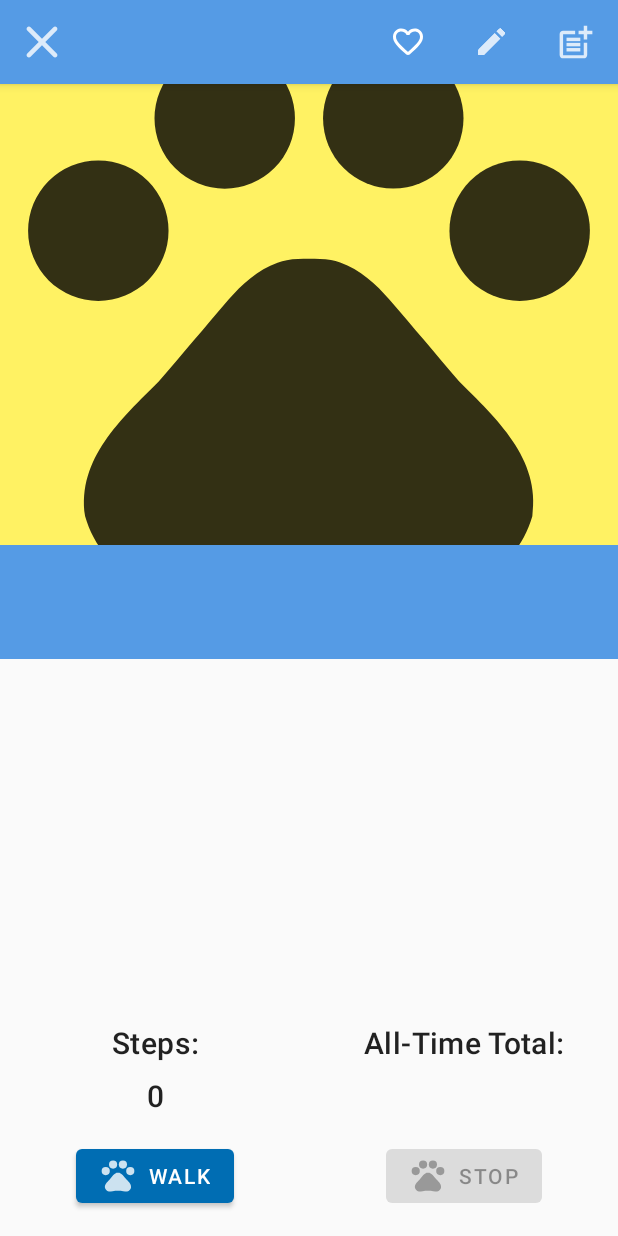
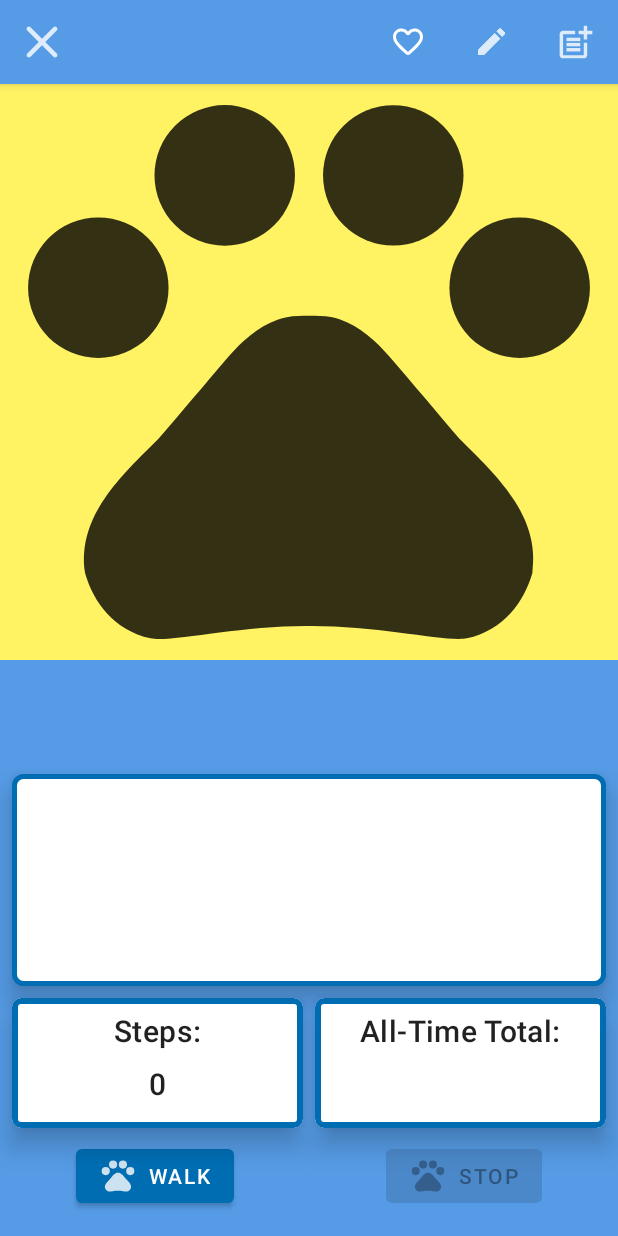
Before and after one commit to T-Rodgers/DoggieSteps, an Android app: the PetDetailsActivity screen opened directly, with no data from a screen before it, on a phone screen of 412 x 824 dp. Run offline under Robolectric (Android 15) with nearby library versions, the phone set to English and light mode, and no system bars; our stand-ins replace ButterKnife, Room's generated code; 13 statements that could not run were skipped.

Commit message:
Modify detail layout, update compile,minSdk,buildtools

```diff
--- /dev/null
+++ b/app/src/main/res/drawable/rounded_border.xml
@@ -0,0 +1,9 @@
+<?xml version="1.0" encoding="utf-8"?>
+<shape xmlns:android="http://schemas.android.com/apk/res/android"
+    android:shape="rectangle">
+    <solid android:color="@android:color/white" />
+    <corners android:radius="6dp" />
+    <stroke
+        android:width="3dp"
+        android:color="@color/primaryColor" />
+</shape>
--- a/app/src/main/res/layout/activity_pet_details.xml
+++ b/app/src/main/res/layout/activity_pet_details.xml
@@ -25,17 +25,16 @@
                     android:id="@+id/details_favorite_button"
                     android:layout_width="24dp"
                     android:layout_height="24dp"
-                    android:layout_marginRight="16dp"
+                    android:layout_marginTop="16dp"
                     android:layout_marginEnd="16dp"
-                    android:layout_marginTop="16dp"
                     android:layout_marginBottom="8dp"
-                    android:gravity="center"
+                    android:layout_toStartOf="@id/edit_pet_icon"
                     android:background="@android:color/transparent"
                     android:button="@drawable/favorite_button_24dp"
                     android:contentDescription="@string/content_description_favorite_button"
+                    android:gravity="center"
                     android:textOff=""
                     android:textOn=""
-                    android:layout_toLeftOf="@id/edit_pet_icon"
                     app:buttonTint="@color/primaryDarkColor"
                     tools:checked="true" />
 
@@ -45,7 +44,6 @@
                     android:layout_height="match_parent"
                     android:layout_centerVertical="true"
                     android:layout_toStartOf="@id/add_widget_icon"
-                    android:layout_toLeftOf="@id/add_widget_icon"
                     android:background="?selectableItemBackgroundBorderless"
                     android:clickable="true"
                     android:contentDescription="@string/content_description_edit_pet"
@@ -58,7 +56,6 @@
                     android:layout_width="wrap_content"
                     android:layout_height="match_parent"
                     android:layout_alignParentEnd="true"
-                    android:layout_alignParentRight="true"
                     android:layout_centerVertical="true"
                     android:background="?selectableItemBackgroundBorderless"
                     android:clickable="true"
@@ -78,6 +75,7 @@
     <androidx.constraintlayout.widget.ConstraintLayout
         android:layout_width="match_parent"
         android:layout_height="match_parent"
+        android:background="@color/primaryLightColor"
         app:layout_behavior="com.google.android.material.appbar.AppBarLayout$ScrollingViewBehavior">
 
         <ImageView
@@ -94,24 +92,17 @@
             app:layout_constraintTop_toTopOf="parent"
             app:layout_constraintVertical_bias="0.0" />
 
-        <RelativeLayout
-            android:id="@+id/title_container"
-            android:layout_width="0dp"
-            android:layout_height="wrap_content"
-            android:background="@color/primaryLightColor"
-            android:padding="8dp"
-            app:layout_constraintEnd_toEndOf="parent"
-            app:layout_constraintHorizontal_bias="0.0"
-            app:layout_constraintStart_toStartOf="parent"
-            app:layout_constraintTop_toTopOf="@+id/guideline">
-
 
         <TextView
             android:id="@+id/details_pet_name"
             android:layout_width="wrap_content"
             android:layout_height="wrap_content"
+            android:layout_marginStart="16dp"
+            android:layout_marginTop="8dp"
             android:textAppearance="@style/TextAppearance.MaterialComponents.Headline5"
             android:textColor="@android:color/white"
+            app:layout_constraintStart_toStartOf="parent"
+            app:layout_constraintTop_toBottomOf="@+id/guideline"
             tools:text="Diesel" />
 
         <TextView
@@ -119,44 +110,52 @@
             android:layout_width="wrap_content"
             android:layout_height="wrap_content"
             android:layout_below="@id/details_pet_name"
+            android:layout_marginStart="16dp"
             android:textAppearance="@style/TextAppearance.MaterialComponents.Headline6"
             android:textColor="@android:color/white"
             android:textStyle="italic"
+            app:layout_constraintEnd_toEndOf="parent"
+            app:layout_constraintHorizontal_bias="0.0"
+            app:layout_constraintStart_toStartOf="parent"
+            app:layout_constraintTop_toBottomOf="@+id/details_pet_name"
             tools:text="Miniature-Schnauzer" />
 
         <TextView
             android:id="@+id/details_pet_age"
             android:layout_width="wrap_content"
             android:layout_height="wrap_content"
-                android:layout_marginStart="8dp"
-                android:layout_marginLeft="8dp"
-                android:layout_toEndOf="@id/details_pet_name"
-                android:layout_toRightOf="@id/details_pet_name"
+            android:layout_alignParentEnd="true"
+            android:layout_centerVertical="true"
+            android:layout_marginEnd="16dp"
             android:textAppearance="@style/TextAppearance.MaterialComponents.Headline5"
             android:textColor="@android:color/white"
+            app:layout_constraintBottom_toBottomOf="@+id/details_pet_breed"
+            app:layout_constraintEnd_toEndOf="parent"
+            app:layout_constraintTop_toBottomOf="@+id/guideline"
             tools:text="12" />
-
-
-        </RelativeLayout>
 
 
         <TextView
             android:id="@+id/details_pet_bio"
             android:layout_width="match_parent"
             android:layout_height="0dp"
-            android:layout_marginStart="16dp"
-            android:layout_marginLeft="16dp"
-            android:layout_marginTop="16dp"
-            android:layout_marginEnd="16dp"
-            android:layout_marginRight="16dp"
-            android:layout_marginBottom="16dp"
+            android:layout_marginStart="8dp"
+            android:layout_marginLeft="8dp"
+            android:layout_marginTop="8dp"
+            android:layout_marginEnd="8dp"
+            android:layout_marginRight="8dp"
+            android:layout_marginBottom="8dp"
+            android:background="@drawable/rounded_border"
+            android:elevation="10dp"
             android:isScrollContainer="true"
+            android:padding="8dp"
+
             android:textAppearance="@style/TextAppearance.MaterialComponents.Body1"
-            app:layout_constraintBottom_toTopOf="@+id/steps_label_text_view"
+            app:layout_constraintBottom_toTopOf="@+id/materialCardView"
             app:layout_constraintEnd_toEndOf="parent"
             app:layout_constraintHorizontal_bias="0.0"
             app:layout_constraintStart_toStartOf="parent"
-            app:layout_constraintTop_toBottomOf="@id/title_container"
+            app:layout_constraintTop_toBottomOf="@+id/details_pet_breed"
             tools:text="Miniature-Schnauzer" />
 
         <com.google.android.material.button.MaterialButton
@@ -183,46 +182,87 @@
             app:layout_constraintEnd_toEndOf="parent"
             app:layout_constraintStart_toStartOf="@+id/guideline2" />
 
+        <com.google.android.material.card.MaterialCardView
+            android:id="@+id/materialCardView"
+            android:layout_width="0dp"
+            android:layout_height="wrap_content"
+            android:layout_marginStart="8dp"
+            android:layout_marginEnd="4dp"
+            android:layout_marginBottom="8dp"
+            app:cardCornerRadius="6dp"
+            app:cardElevation="10dp"
+            app:layout_constraintBottom_toTopOf="@+id/details_walk_button"
+            app:layout_constraintEnd_toStartOf="@+id/guideline2"
+            app:layout_constraintStart_toStartOf="parent"
+            app:strokeColor="@color/primaryColor"
+            app:strokeWidth="4dp">
+
+            <LinearLayout
+                android:layout_width="match_parent"
+                android:layout_height="match_parent"
+                android:orientation="vertical"
+                android:padding="8dp">
 
                 <TextView
                     android:id="@+id/steps_label_text_view"
                     android:layout_width="wrap_content"
                     android:layout_height="wrap_content"
+                    android:layout_gravity="center_horizontal"
                     android:layout_marginBottom="8dp"
                     android:text="@string/steps_label_text"
-            android:textAppearance="@style/TextAppearance.MaterialComponents.Headline6"
-            app:layout_constraintBottom_toTopOf="@+id/steps_text_view"
-            app:layout_constraintEnd_toEndOf="@+id/steps_text_view"
-            app:layout_constraintStart_toStartOf="@+id/steps_text_view" />
+                    android:textAppearance="@style/TextAppearance.MaterialComponents.Headline6" />
 
                 <TextView
                     android:id="@+id/steps_text_view"
                     android:layout_width="wrap_content"
                     android:layout_height="wrap_content"
-            android:layout_marginBottom="16dp"
+                    android:layout_gravity="center_horizontal"
+                    android:layout_marginBottom="8dp"
                     android:textAppearance="@style/TextAppearance.MaterialComponents.Headline6"
-            app:layout_constraintBottom_toTopOf="@+id/details_walk_button"
-            app:layout_constraintEnd_toEndOf="@+id/details_walk_button"
-            app:layout_constraintStart_toStartOf="@+id/details_walk_button" />
+                    tools:text="0" />
+
+            </LinearLayout>
+
+        </com.google.android.material.card.MaterialCardView>
+
+        <com.google.android.material.card.MaterialCardView
+            android:layout_width="0dp"
+            android:layout_height="wrap_content"
+            android:layout_marginStart="4dp"
+            android:layout_marginEnd="8dp"
+            android:layout_marginBottom="8dp"
+            app:cardCornerRadius="6dp"
+            app:cardElevation="10dp"
+            app:layout_constraintBottom_toTopOf="@+id/details_stop_button"
+            app:layout_constraintEnd_toEndOf="parent"
+            app:layout_constraintStart_toStartOf="@+id/guideline2"
+            app:strokeColor="@color/primaryColor"
+            app:strokeWidth="4dp">
+
+            <LinearLayout
+                android:layout_width="match_parent"
+                android:layout_height="match_parent"
+                android:orientation="vertical"
+                android:padding="8dp">
 
                 <TextView
                     android:layout_width="wrap_content"
                     android:layout_height="wrap_content"
+                    android:layout_gravity="center_horizontal"
+                    android:layout_marginBottom="8dp"
                     android:text="@string/all_time_total_label_text"
-            android:textAppearance="@style/TextAppearance.MaterialComponents.Headline6"
-            app:layout_constraintBaseline_toBaselineOf="@+id/steps_label_text_view"
-            app:layout_constraintEnd_toEndOf="@+id/details_stop_button"
-            app:layout_constraintStart_toStartOf="@+id/details_stop_button" />
+                    android:textAppearance="@style/TextAppearance.MaterialComponents.Headline6" />
 
                 <TextView
                     android:id="@+id/total_steps_text_view"
                     android:layout_width="wrap_content"
                     android:layout_height="wrap_content"
-            android:layout_marginBottom="16dp"
+                    android:layout_gravity="center_horizontal"
+                    android:layout_marginBottom="8dp"
                     android:textAppearance="@style/TextAppearance.MaterialComponents.Headline6"
-            app:layout_constraintBottom_toTopOf="@+id/details_stop_button"
-            app:layout_constraintEnd_toEndOf="@+id/details_stop_button"
-            app:layout_constraintStart_toStartOf="@+id/details_stop_button" />
+                    tools:text="0" />
+            </LinearLayout>
+        </com.google.android.material.card.MaterialCardView>
 
         <androidx.constraintlayout.widget.Guideline
             android:id="@+id/guideline2"
@@ -237,7 +277,7 @@
             android:layout_width="match_parent"
             android:layout_height="wrap_content"
             android:orientation="horizontal"
-            app:layout_constraintGuide_percent=".40" />
+            app:layout_constraintGuide_percent=".50" />
 
     </androidx.constraintlayout.widget.ConstraintLayout>
 </androidx.coordinatorlayout.widget.CoordinatorLayout>
```
Also changed, not shown: app/build.gradle (+4 -4 lines). Lines whose indentation alone changed are shown as unchanged.
